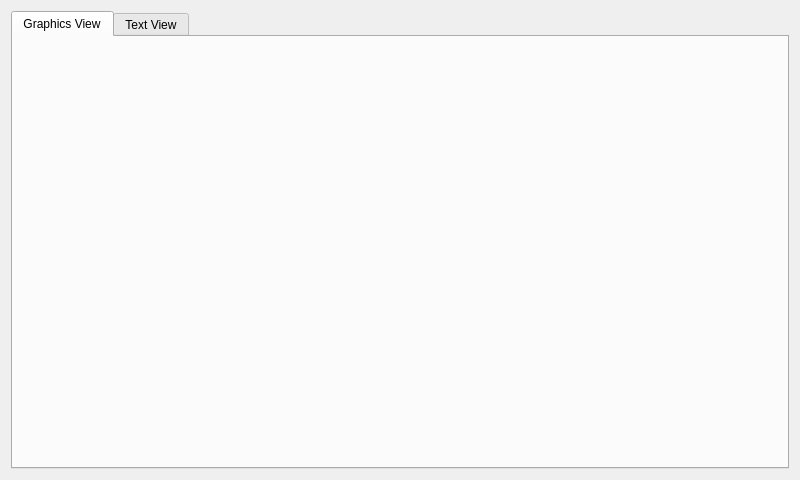
This is mainwindow.ui in SebastianSchwank/QNodesEditor as Qt 5 draws it before an edit. The edited form follows.
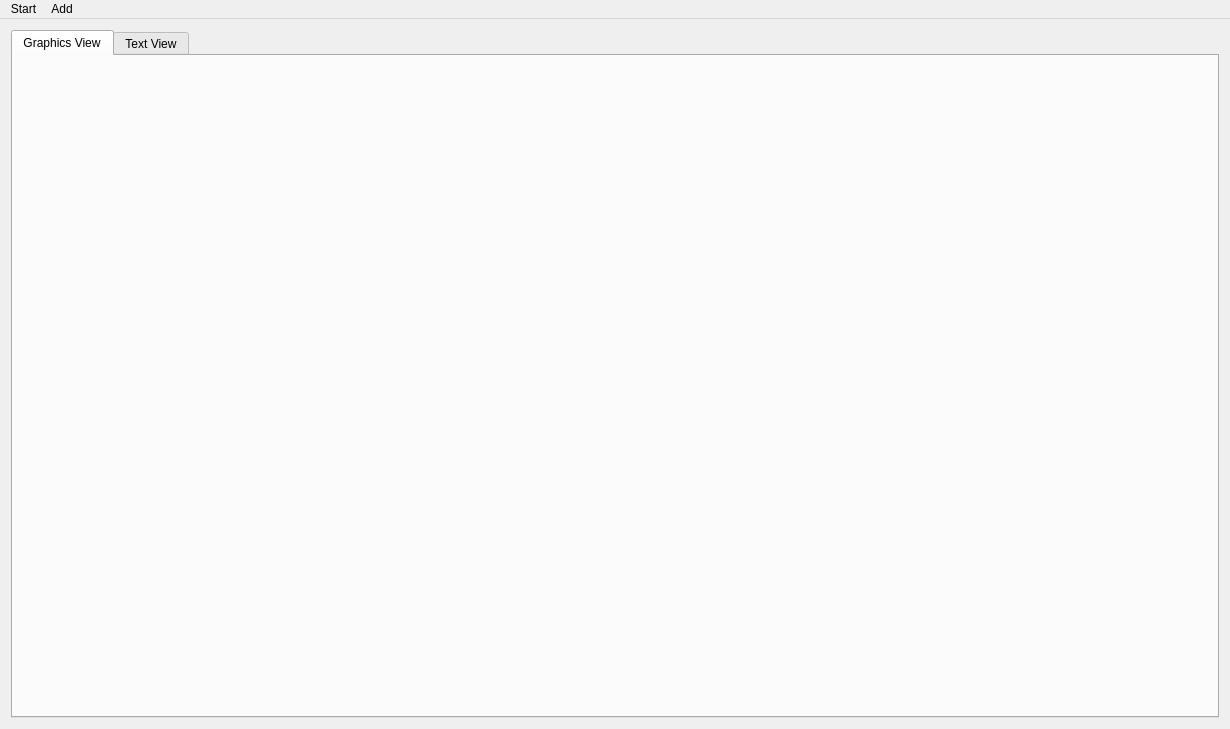
This is the edited form.

Commit message: Worked on connecting different Nodes via Dnd

Diff of the .ui file:
```diff
--- a/mainwindow.ui
+++ b/mainwindow.ui
@@ -6,8 +6,8 @@
    <rect>
     <x>0</x>
     <y>0</y>
-    <width>800</width>
-    <height>480</height>
+    <width>1230</width>
+    <height>729</height>
    </rect>
   </property>
   <property name="windowTitle">
@@ -44,10 +44,25 @@
     <rect>
      <x>0</x>
      <y>0</y>
-     <width>800</width>
+     <width>1230</width>
      <height>26</height>
     </rect>
    </property>
+   <widget class="QMenu" name="menuStart">
+    <property name="title">
+     <string>Start</string>
+    </property>
+    <addaction name="actionLoad"/>
+    <addaction name="actionSave"/>
+   </widget>
+   <widget class="QMenu" name="menuAddNode">
+    <property name="title">
+     <string>Add</string>
+    </property>
+    <addaction name="actionTextNode"/>
+   </widget>
+   <addaction name="menuStart"/>
+   <addaction name="menuAddNode"/>
   </widget>
  </widget>
  <layoutdefault spacing="6" margin="11"/>
```
Left out of the diff: 15 changed lines with no effect on the pictures. The commit also changes 22 other files.
